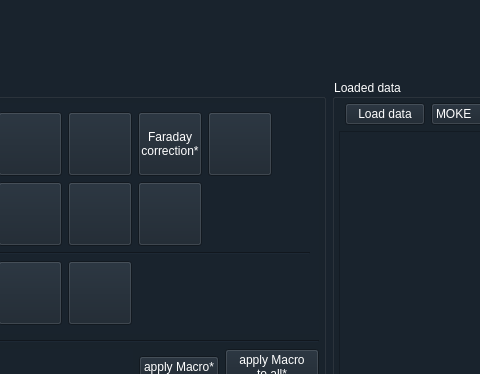
First picture: the form in src/evaluix/GUIs/Evaluix2_MainWindowLayout.ui, repository exp4-age/evaluix, before the edit; both pictures show x 615 to 1095 and y 0 to 374 of the 1400 by 840 pixel window.
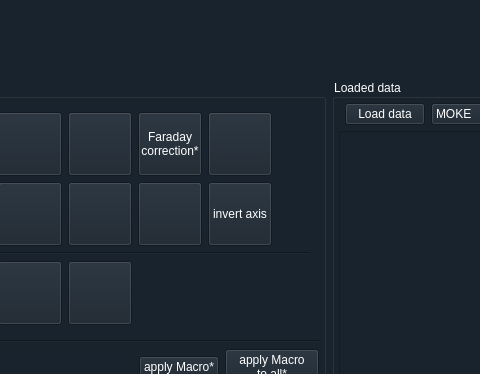
Second picture: the form after the edit. Icons and pictures are not drawn. Custom widgets are drawn as their Qt base class.

The edit to the form file:
```diff
--- a/src/evaluix/GUIs/Evaluix2_MainWindowLayout.ui
+++ b/src/evaluix/GUIs/Evaluix2_MainWindowLayout.ui
@@ -1632,6 +1632,28 @@
                     </property>
                    </widget>
                   </item>
+                  <item row="1" column="4">
+                   <widget class="InfoSettingsButton" name="btn_hys_invert_axis">
+                    <property name="sizePolicy">
+                     <sizepolicy hsizetype="Fixed" vsizetype="Fixed">
+                      <horstretch>64</horstretch>
+                      <verstretch>64</verstretch>
+                     </sizepolicy>
+                    </property>
+                    <property name="minimumSize">
+                     <size>
+                      <width>64</width>
+                      <height>64</height>
+                     </size>
+                    </property>
+                    <property name="toolTip">
+                     <string>Inverting the x- and/or y-axis of the chosen dataset (invert_axis)</string>
+                    </property>
+                    <property name="text">
+                     <string>invert axis</string>
+                    </property>
+                   </widget>
+                  </item>
                  </layout>
                 </widget>
                </item>
```
